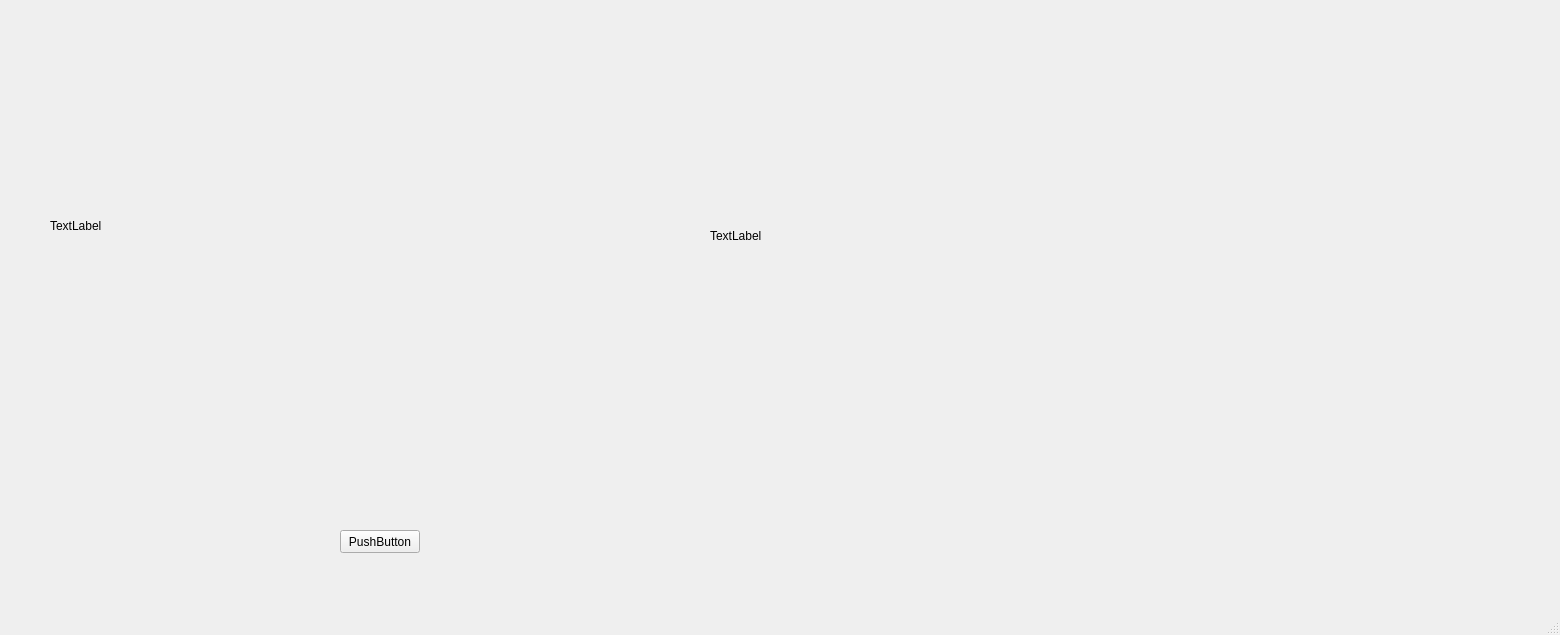
Old version of the form mainv1.ui in the repository lhkhanh080720/GUI_FireDetection.
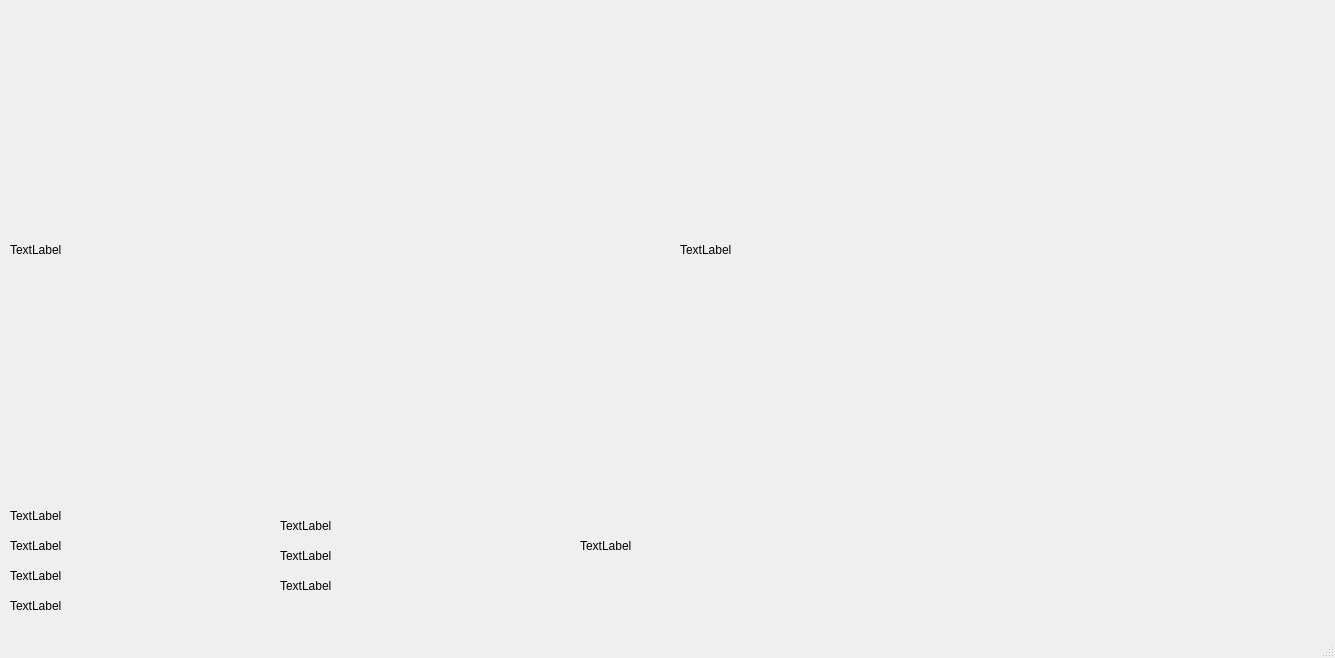
New version of the form.

Diff of the .ui file:
```diff
--- a/mainv1.ui
+++ b/mainv1.ui
@@ -6,34 +6,21 @@
    <rect>
     <x>0</x>
     <y>0</y>
-    <width>1560</width>
-    <height>635</height>
+    <width>1335</width>
+    <height>658</height>
    </rect>
   </property>
   <property name="windowTitle">
    <string>Systerm Detect Fire</string>
   </property>
   <widget class="QWidget" name="centralwidget">
-   <widget class="QPushButton" name="pushButton">
-    <property name="geometry">
-     <rect>
-      <x>340</x>
-      <y>530</y>
-      <width>80</width>
-      <height>23</height>
-     </rect>
-    </property>
-    <property name="text">
-     <string>PushButton</string>
-    </property>
-   </widget>
    <widget class="QLabel" name="labelText1">
     <property name="geometry">
      <rect>
-      <x>50</x>
-      <y>30</y>
-      <width>581</width>
-      <height>391</height>
+      <x>10</x>
+      <y>10</y>
+      <width>640</width>
+      <height>480</height>
      </rect>
     </property>
     <property name="text">
@@ -43,10 +30,114 @@
    <widget class="QLabel" name="labelText2">
     <property name="geometry">
      <rect>
-      <x>710</x>
-      <y>30</y>
-      <width>701</width>
-      <height>411</height>
+      <x>680</x>
+      <y>10</y>
+      <width>640</width>
+      <height>480</height>
+     </rect>
+    </property>
+    <property name="text">
+     <string>TextLabel</string>
+    </property>
+   </widget>
+   <widget class="QLabel" name="labelCPU1">
+    <property name="geometry">
+     <rect>
+      <x>10</x>
+      <y>500</y>
+      <width>221</width>
+      <height>31</height>
+     </rect>
+    </property>
+    <property name="text">
+     <string>TextLabel</string>
+    </property>
+   </widget>
+   <widget class="QLabel" name="labelCPU2">
+    <property name="geometry">
+     <rect>
+      <x>10</x>
+      <y>530</y>
+      <width>221</width>
+      <height>31</height>
+     </rect>
+    </property>
+    <property name="text">
+     <string>TextLabel</string>
+    </property>
+   </widget>
+   <widget class="QLabel" name="labelCPU4">
+    <property name="geometry">
+     <rect>
+      <x>10</x>
+      <y>590</y>
+      <width>221</width>
+      <height>31</height>
+     </rect>
+    </property>
+    <property name="text">
+     <string>TextLabel</string>
+    </property>
+   </widget>
+   <widget class="QLabel" name="labelCPU3">
+    <property name="geometry">
+     <rect>
+      <x>10</x>
+      <y>560</y>
+      <width>221</width>
+      <height>31</height>
+     </rect>
+    </property>
+    <property name="text">
+     <string>TextLabel</string>
+    </property>
+   </widget>
+   <widget class="QLabel" name="labelTEMP2">
+    <property name="geometry">
+     <rect>
+      <x>280</x>
+      <y>540</y>
+      <width>221</width>
+      <height>31</height>
+     </rect>
+    </property>
+    <property name="text">
+     <string>TextLabel</string>
+    </property>
+   </widget>
+   <widget class="QLabel" name="labelTEMP3">
+    <property name="geometry">
+     <rect>
+      <x>280</x>
+      <y>570</y>
+      <width>221</width>
+      <height>31</height>
+     </rect>
+    </property>
+    <property name="text">
+     <string>TextLabel</string>
+    </property>
+   </widget>
+   <widget class="QLabel" name="labelTEMP1">
+    <property name="geometry">
+     <rect>
+      <x>280</x>
+      <y>510</y>
+      <width>221</width>
+      <height>31</height>
+     </rect>
+    </property>
+    <property name="text">
+     <string>TextLabel</string>
+    </property>
+   </widget>
+   <widget class="QLabel" name="labelREALTIME">
+    <property name="geometry">
+     <rect>
+      <x>580</x>
+      <y>530</y>
+      <width>221</width>
+      <height>31</height>
      </rect>
     </property>
     <property name="text">
```
Left out of the diff: 2 changed lines with no effect on the pictures.
